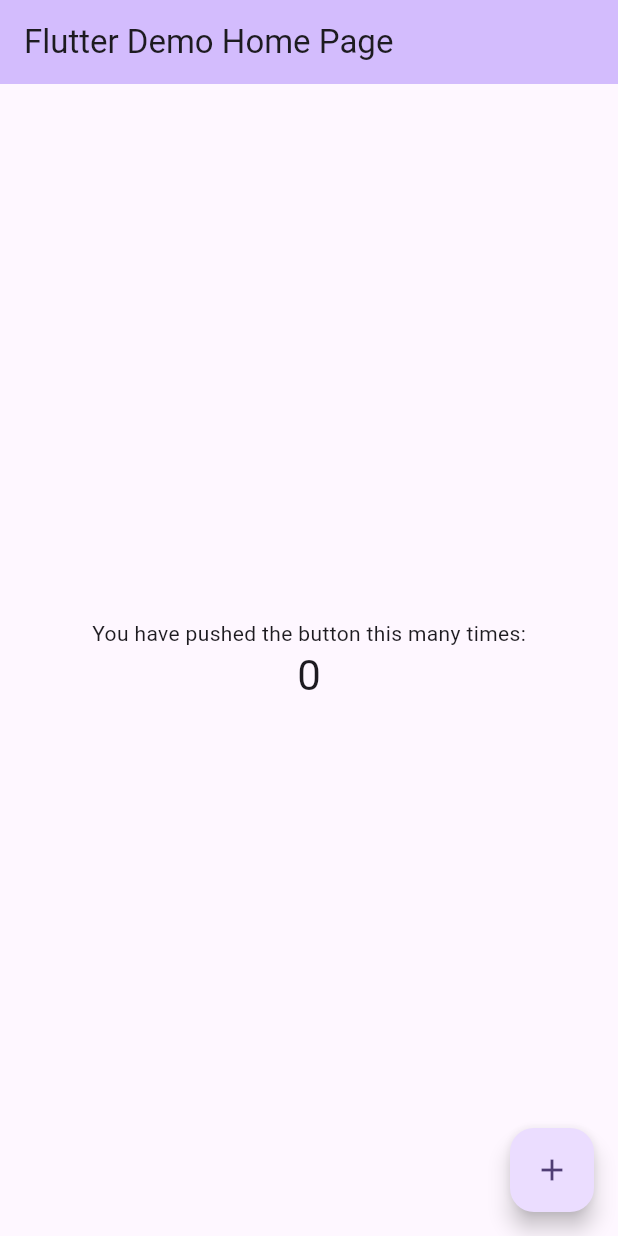
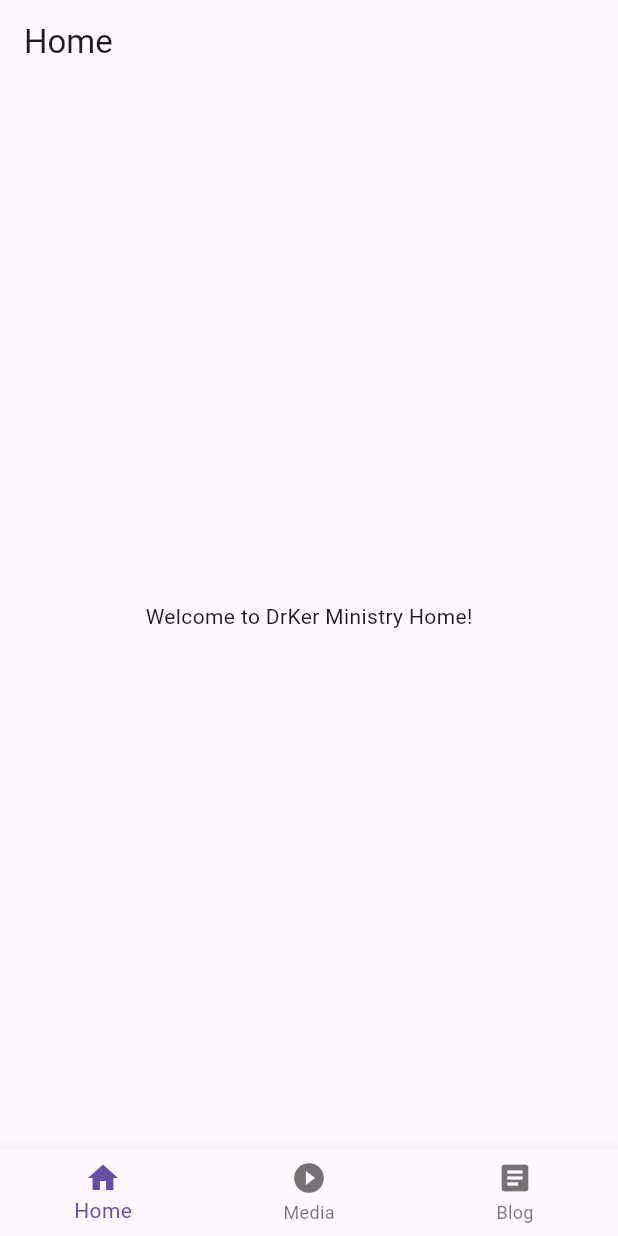
Before and after one commit to winniebinnie/drkerapp, a Flutter app: the screen it shows after launch, on a phone screen of 412 x 824 dp. Run offline on Flutter 3.47's test engine with Material 3 defaults, Android fonts, the phone set to English and light mode, and no system bars.

Commit message:
Added Placeholders

```diff
--- a/lib/main.dart
+++ b/lib/main.dart
@@ -1,125 +1,62 @@
 import 'package:flutter/material.dart';
+import 'screens/home_screen.dart';
+import 'screens/media_screen.dart';
+import 'screens/blog_screen.dart';
 
 void main() {
-  runApp(const MyApp());
+  runApp(DrKerMinistryApp());
 }
 
-class MyApp extends StatelessWidget {
-  const MyApp({super.key});
-
-  // This widget is the root of your application.
+class DrKerMinistryApp extends StatelessWidget {
   @override
   Widget build(BuildContext context) {
     return MaterialApp(
-      title: 'Flutter Demo',
+      title: 'DrKer Ministry',
       theme: ThemeData(
-        // This is the theme of your application.
-        //
-        // TRY THIS: Try running your application with "flutter run". You'll see
-        // the application has a purple toolbar. Then, without quitting the app,
-        // try changing the seedColor in the colorScheme below to Colors.green
-        // and then invoke "hot reload" (save your changes or press the "hot
-        // reload" button in a Flutter-supported IDE, or press "r" if you used
-        // the command line to start the app).
-        //
-        // Notice that the counter didn't reset back to zero; the application
-        // state is not lost during the reload. To reset the state, use hot
-        // restart instead.
-        //
-        // This works for code too, not just values: Most code changes can be
-        // tested with just a hot reload.
-        colorScheme: ColorScheme.fromSeed(seedColor: Colors.deepPurple),
-        useMaterial3: true,
+        primarySwatch: Colors.deepPurple,
       ),
-      home: const MyHomePage(title: 'Flutter Demo Home Page'),
+      home: MainScreen(),
     );
   }
 }
 
-class MyHomePage extends StatefulWidget {
-  const MyHomePage({super.key, required this.title});
-
-  // This widget is the home page of your application. It is stateful, meaning
-  // that it has a State object (defined below) that contains fields that affect
-  // how it looks.
-
-  // This class is the configuration for the state. It holds the values (in this
-  // case the title) provided by the parent (in this case the App widget) and
-  // used by the build method of the State. Fields in a Widget subclass are
-  // always marked "final".
-
-  final String title;
-
+class MainScreen extends StatefulWidget {
   @override
-  State<MyHomePage> createState() => _MyHomePageState();
+  _MainScreenState createState() => _MainScreenState();
 }
 
-class _MyHomePageState extends State<MyHomePage> {
-  int _counter = 0;
+class _MainScreenState extends State<MainScreen> {
+  int _currentIndex = 0;
 
-  void _incrementCounter() {
-    setState(() {
-      // This call to setState tells the Flutter framework that something has
-      // changed in this State, which causes it to rerun the build method below
-      // so that the display can reflect the updated values. If we changed
-      // _counter without calling setState(), then the build method would not be
-      // called again, and so nothing would appear to happen.
-      _counter++;
-    });
-  }
+  final List<Widget> _pages = [
+    HomeScreen(),
+    MediaScreen(),
+    BlogScreen(),
+  ];
+
+  final List<String> _titles = [
+    "Home",
+    "Media",
+    "Blog",
+  ];
 
   @override
   Widget build(BuildContext context) {
-    // This method is rerun every time setState is called, for instance as done
-    // by the _incrementCounter method above.
-    //
-    // The Flutter framework has been optimized to make rerunning build methods
-    // fast, so that you can just rebuild anything that needs updating rather
-    // than having to individually change instances of widgets.
     return Scaffold(
-      appBar: AppBar(
-        // TRY THIS: Try changing the color here to a specific color (to
-        // Colors.amber, perhaps?) and trigger a hot reload to see the AppBar
-        // change color while the other colors stay the same.
-        backgroundColor: Theme.of(context).colorScheme.inversePrimary,
-        // Here we take the value from the MyHomePage object that was created by
-        // the App.build method, and use it to set our appbar title.
-        title: Text(widget.title),
+      appBar: AppBar(title: Text(_titles[_currentIndex])),
+      body: IndexedStack(
+        index: _currentIndex,
+        children: _pages,
       ),
-      body: Center(
-        // Center is a layout widget. It takes a single child and positions it
-        // in the middle of the parent.
-        child: Column(
-          // Column is also a layout widget. It takes a list of children and
-          // arranges them vertically. By default, it sizes itself to fit its
-          // children horizontally, and tries to be as tall as its parent.
-          //
-          // Column has various properties to control how it sizes itself and
-          // how it positions its children. Here we use mainAxisAlignment to
-          // center the children vertically; the main axis here is the vertical
-          // axis because Columns are vertical (the cross axis would be
-          // horizontal).
-          //
-          // TRY THIS: Invoke "debug painting" (choose the "Toggle Debug Paint"
-          // action in the IDE, or press "p" in the console), to see the
-          // wireframe for each widget.
-          mainAxisAlignment: MainAxisAlignment.center,
-          children: <Widget>[
-            const Text(
-              'You have pushed the button this many times:',
-            ),
-            Text(
-              '$_counter',
-              style: Theme.of(context).textTheme.headlineMedium,
-            ),
-          ],
-        ),
+      bottomNavigationBar: BottomNavigationBar(
+        currentIndex: _currentIndex,
+        onTap: (index) => setState(() => _currentIndex = index),
+        items: const [
+          BottomNavigationBarItem(icon: Icon(Icons.home), label: "Home"),
+          BottomNavigationBarItem(icon: Icon(Icons.play_circle_fill), label: "Media"),
+          BottomNavigationBarItem(icon: Icon(Icons.article), label: "Blog"),
+        ],
       ),
-      floatingActionButton: FloatingActionButton(
-        onPressed: _incrementCounter,
-        tooltip: 'Increment',
-        child: const Icon(Icons.add),
-      ), // This trailing comma makes auto-formatting nicer for build methods.
     );
   }
 }
--- /dev/null
+++ b/lib/screens/blog_screen.dart
@@ -0,0 +1,8 @@
+import 'package:flutter/material.dart';
+
+class BlogScreen extends StatelessWidget {
+  @override
+  Widget build(BuildContext context) {
+    return Center(child: Text("Latest Blog Posts"));
+  }
+}
--- /dev/null
+++ b/lib/screens/home_screen.dart
@@ -0,0 +1,8 @@
+import 'package:flutter/material.dart';
+
+class HomeScreen extends StatelessWidget {
+  @override
+  Widget build(BuildContext context) {
+    return Center(child: Text("Welcome to DrKer Ministry Home!"));
+  }
+}
--- /dev/null
+++ b/lib/screens/media_screen.dart
@@ -0,0 +1,8 @@
+import 'package:flutter/material.dart';
+
+class MediaScreen extends StatelessWidget {
+  @override
+  Widget build(BuildContext context) {
+    return Center(child: Text("Media Content Goes Here"));
+  }
+}
```
